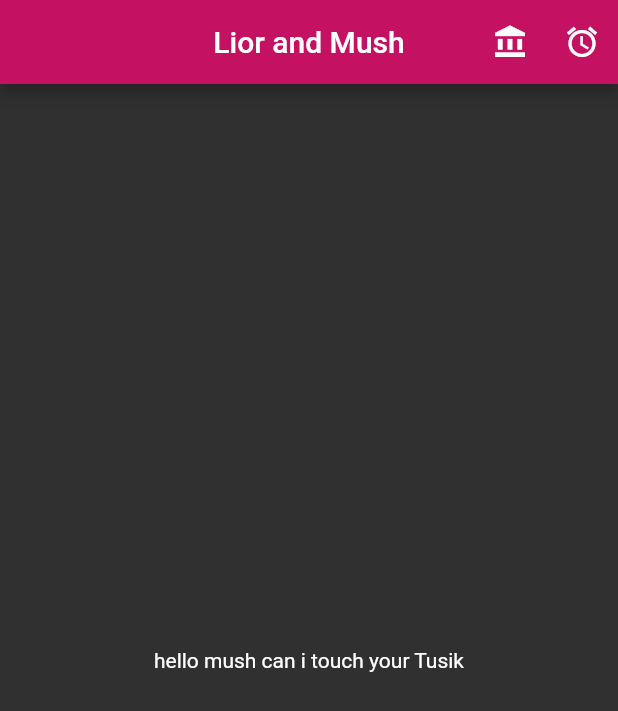
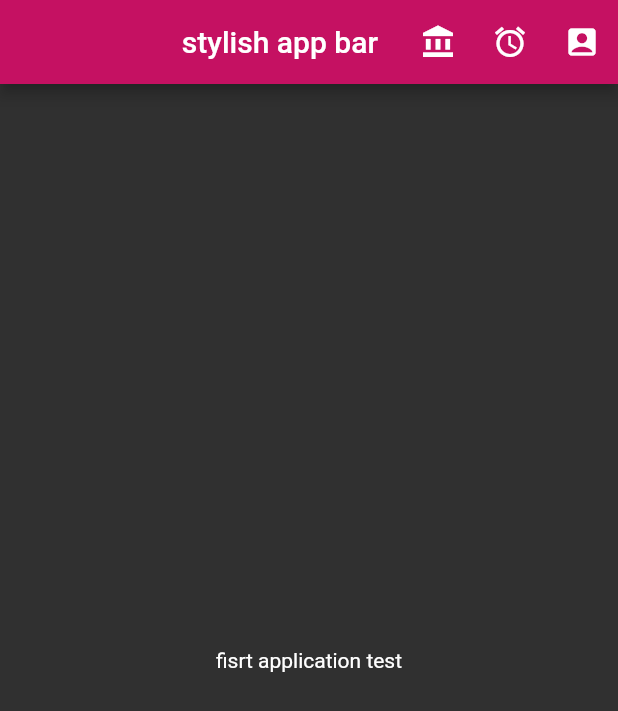
Before and after one commit to liorbenita/IdeaProjects, a Flutter app: the ScaffoldExample screen opened directly, on a phone screen of 412 x 824 dp. Shown: the top 711 px of the screen. Run offline on Flutter 3.47's test engine with Material 2 defaults, Android fonts, the phone set to English and light mode, and no system bars.

Commit message:
rick fox motherfucker

```diff
--- a/flutter3/lib/ui/home.dart
+++ b/flutter3/lib/ui/home.dart
@@ -4,23 +4,27 @@ class ScaffoldExample extends StatelessWidget {
   _tapButton() => debugPrint(
     'hacked'
   );
+  _tapAccountButton() => debugPrint(
+    'AccountBox'
+  );
   @override
   Widget build(BuildContext context) {
     return Scaffold(
       appBar: AppBar(
         title: Text(
-          "Lior and Mush",
+          "stylish app bar",
           textDirection: TextDirection.ltr,
         ),
         centerTitle: true,
         backgroundColor: Colors.pinkAccent.shade700,
         actions: <Widget>[
           IconButton(icon: Icon(Icons.account_balance), onPressed: ()=>debugPrint('Over Draft')),
-          IconButton(icon: Icon(Icons.access_alarms), onPressed: _tapButton)
+          IconButton(icon: Icon(Icons.access_alarms), onPressed: _tapButton),
+          IconButton(icon: Icon(Icons.account_box), onPressed: _tapAccountButton)
         ],
       ),
       body: Center(
-        child: Text('hello mush can i touch your Tusik'),
+        child: Text('fisrt application test'),
       ),
     );
   }
```
Also changed, not shown: flutter3/lib/main.dart (+6 -1 lines).
